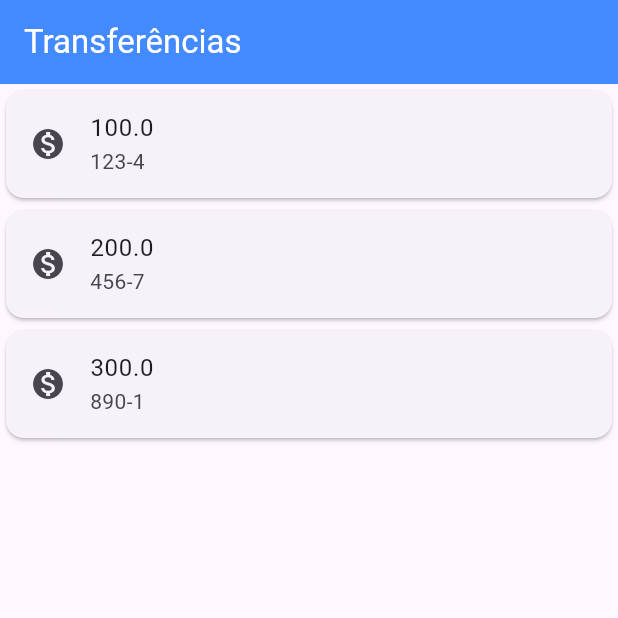
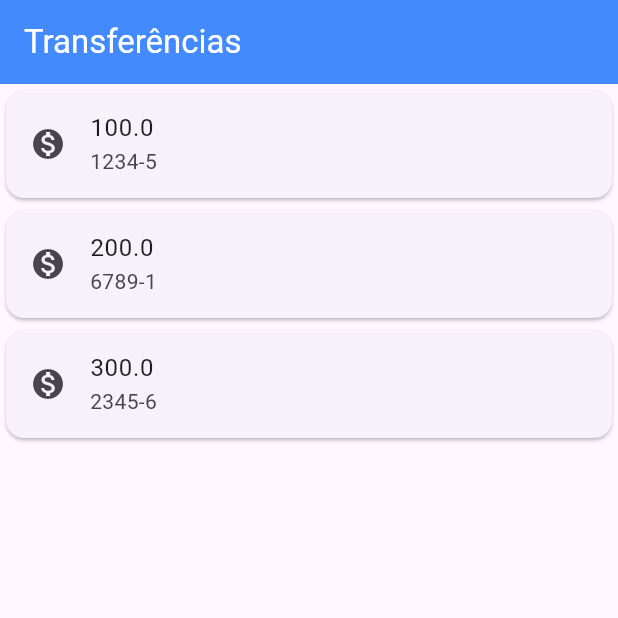
Before and after one commit to rogeriobgregorio/estudos-flutter, a Flutter app: the screen it shows after launch, on a phone screen of 412 x 824 dp, the top half of it. Run offline on Flutter 3.47's test engine with Material 3 defaults, Android fonts, the phone set to English and light mode, and no system bars.

Commit message:
feat: Add TransferList widget class

```diff
--- a/bytebank/lib/main.dart
+++ b/bytebank/lib/main.dart
@@ -13,32 +13,7 @@ void main() {
         backgroundColor: Colors.blueAccent,
       ),
 
-      body: Column(
-        children: <Widget>[
-          Card(
-            child: ListTile(
-              leading: Icon(Icons.monetization_on),
-              title: Text('100.0'),
-              subtitle: Text('123-4'),
-            ),
-
-          ),Card(
-            child: ListTile(
-              leading: Icon(Icons.monetization_on),
-              title: Text('200.0'),
-              subtitle: Text('456-7'),
-            ),
-
-          ),Card(
-            child: ListTile(
-              leading: Icon(Icons.monetization_on),
-              title: Text('300.0'),
-              subtitle: Text('890-1'),
-            ),
-          ),
-
-        ],
-      ),
+      body: TransferList(),
 
       floatingActionButton: FloatingActionButton(
         onPressed: () => print("Teste botão"),
@@ -51,3 +26,37 @@ void main() {
     ),
   ));
 }
+
+class TransferList extends StatelessWidget {
+  const TransferList({super.key});
+
+  @override
+  Widget build(BuildContext context) {
+    return Column(
+      children: <Widget>[
+        Card(
+          child: ListTile(
+            leading: Icon(Icons.monetization_on),
+            title: Text('100.0'),
+            subtitle: Text('1234-5'),
+          ),
+
+        ),Card(
+          child: ListTile(
+            leading: Icon(Icons.monetization_on),
+            title: Text('200.0'),
+            subtitle: Text('6789-1'),
+          ),
+
+        ),Card(
+          child: ListTile(
+            leading: Icon(Icons.monetization_on),
+            title: Text('300.0'),
+            subtitle: Text('2345-6'),
+          ),
+        ),
+
+      ],
+    );
+  }
+}
```
